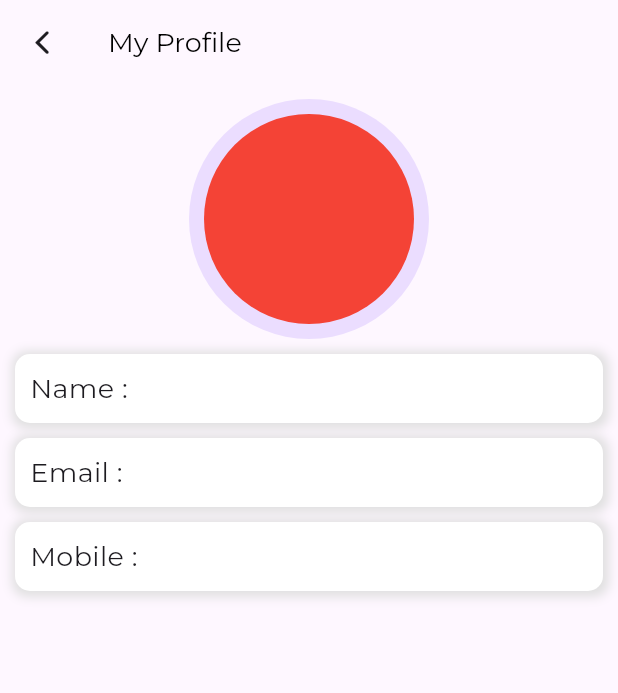
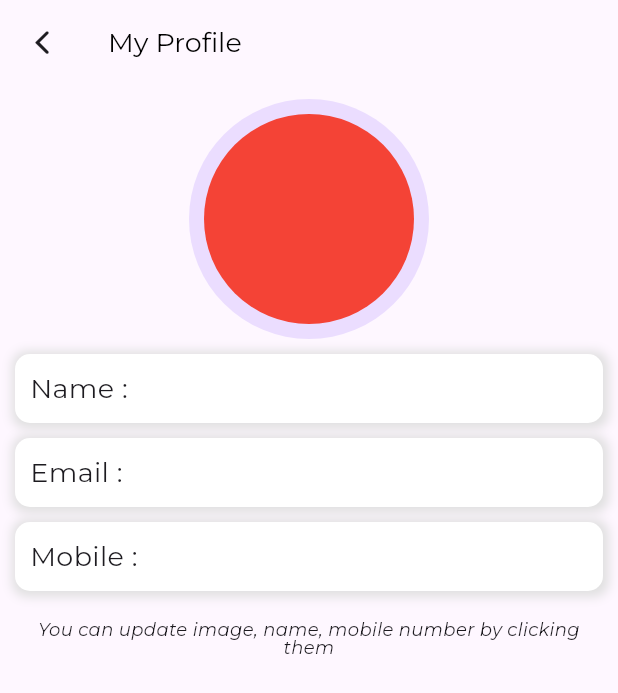
Before and after one commit to hashirnp/e_commerce, a Flutter app: the ProfileScreen screen opened directly, on a phone screen of 412 x 824 dp. Shown: the top 693 px of the screen. Run offline on Flutter 3.47's test engine with Material 3 defaults, Android fonts, the phone set to English and light mode, and no system bars; our stand-ins replace cloud_firestore, connectivity_plus, dio, firebase_auth, firebase_core, firebase_storage and 4 more; accounts and stored records are empty.

Commit message:
profile updation bug fixed

```diff
--- a/lib/Screens/profile_screen.dart
+++ b/lib/Screens/profile_screen.dart
@@ -70,8 +70,7 @@ class _ProfileScreenState extends State<ProfileScreen> {
                       radius: 80,
                       child: CircleAvatar(
                         radius: 70,
-                            backgroundColor:
-                                val.path.isEmpty ? Colors.red : null,
+                        backgroundColor: val.path.isEmpty ? Colors.red : null,
                         backgroundImage: val.path.isNotEmpty
                             ? FileImage(File(val.path))
                             : provider.userModel!.image.isNotEmpty
@@ -89,8 +88,8 @@ class _ProfileScreenState extends State<ProfileScreen> {
                 showDialog(
                     context: context,
                     builder: (ctx) {
-                          final controller = TextEditingController(
-                              text: provider.userModel!.name);
+                      final controller =
+                          TextEditingController(text: provider.userModel!.name);
                       final key = GlobalKey<FormState>();
                       return AlertDialog(
                           title: const Text('Update Name'),
@@ -118,8 +117,7 @@ class _ProfileScreenState extends State<ProfileScreen> {
                             TextButton(
                                 onPressed: () {
                                   if (key.currentState!.validate()) {
-                                        provider.userModel!.name =
-                                            controller.text;
+                                    provider.userModel!.name = controller.text;
 
                                     isUpdateNotifier.value = true;
                                     provider.updateStat();
@@ -271,7 +269,17 @@ class _ProfileScreenState extends State<ProfileScreen> {
                 ),
               ),
             ),
-
+            h10,
+            const Text(
+              'You can update image, name, mobile number by clicking them',
+              style: TextStyle(
+                fontSize: 12,
+                fontStyle: FontStyle.italic,
+                height: 1,
+              ),
+              textAlign: TextAlign.center,
+            ),
+            h10,
             ValueListenableBuilder(
                 valueListenable: isUpdateNotifier,
                 builder: (context, val, _) {
@@ -281,11 +289,12 @@ class _ProfileScreenState extends State<ProfileScreen> {
                         log(FirebaseAuth.instance.currentUser!.uid);
                         WidgetsBinding.instance
                             .addPostFrameCallback((timeStamp) {
-                              Provider.of<MyAuthProvider>(context,
-                                      listen: false)
+                          Provider.of<MyAuthProvider>(context, listen: false)
                               .updateUser(
                                   model: provider.userModel!,
-                                      image: profileImageNotifier.value);
+                                  image: profileImageNotifier.value.path != " "
+                                      ? profileImageNotifier.value
+                                      : null);
                           isUpdateNotifier.value = false;
                         });
                       },
--- a/lib/Services/auth_service.dart
+++ b/lib/Services/auth_service.dart
@@ -99,7 +99,8 @@ class AuthService {
 
   Future<String> updateUser({required UserModel model, XFile? image}) async {
     try {
-      if (image!.path!= " ") {
+
+      if (image!.path.isNotEmpty) {
         log("adding Image ${model.uid}");
         final status = await addImage(file: image, uid: model.uid);
         model.image = status.split(" ")[1];
```
Lines whose indentation alone changed are shown as unchanged.
